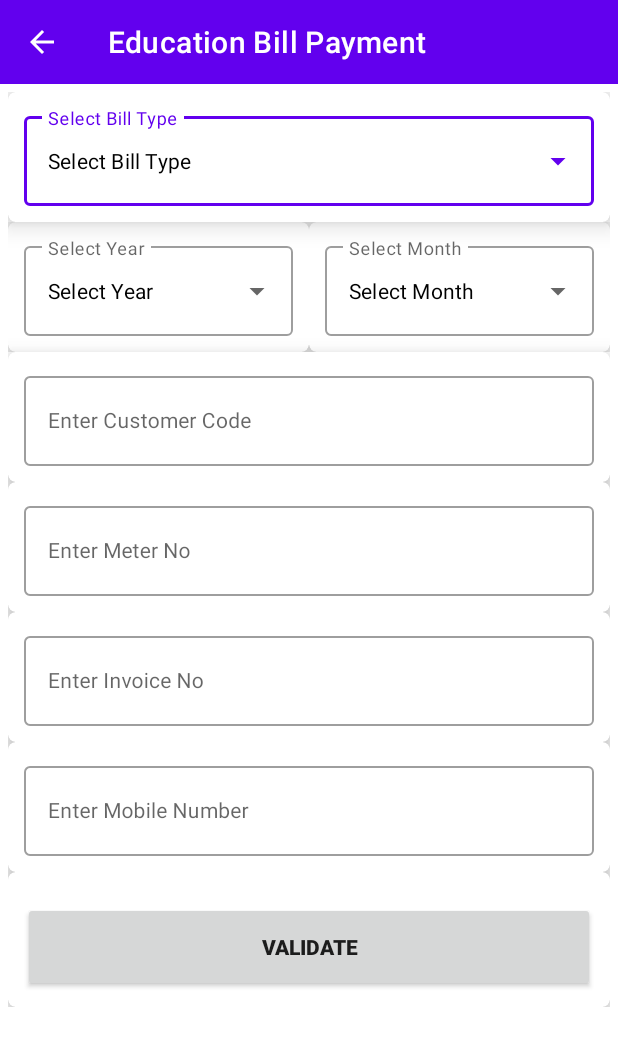
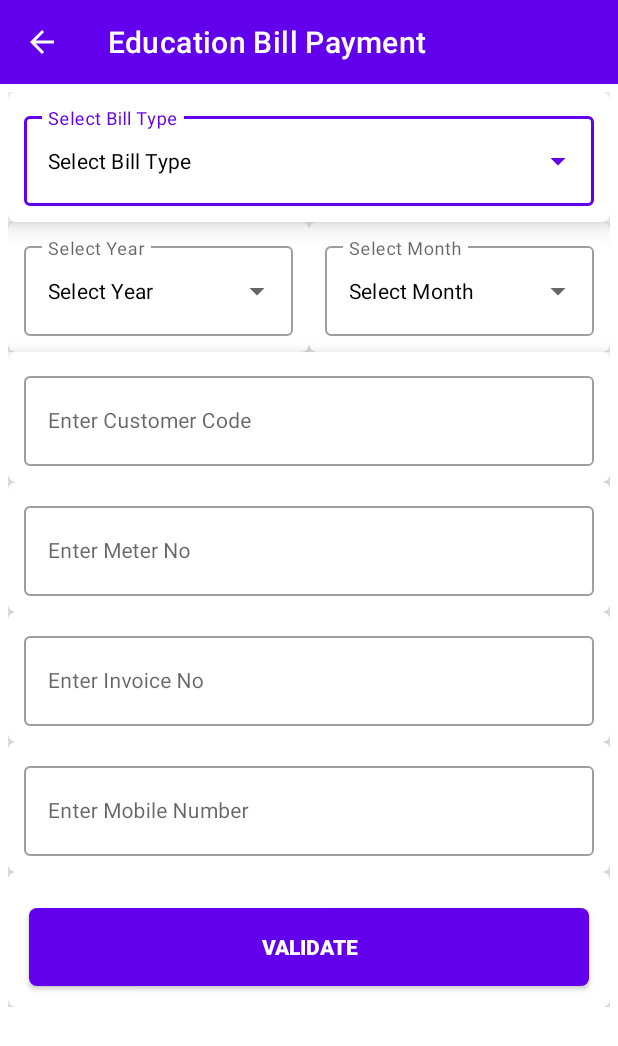
Before and after one commit to emonrait/Dynamic-Utility, an Android app: the EductaionBillPayment screen opened directly, with no data from a screen before it, on a phone screen of 412 x 824 dp. Shown: the top 1046 px of the screen. Run offline under Robolectric (Android 15) with nearby library versions, the light colour scheme and no system bars.

Commit message:
update module

```diff
--- a/app/src/main/res/layout/electricity_input_layout.xml
+++ b/app/src/main/res/layout/electricity_input_layout.xml
@@ -243,8 +243,10 @@
             android:layout_marginTop="@dimen/margin_20"
             android:layout_marginRight="@dimen/margin_10"
             android:layout_marginBottom="@dimen/margin_10"
+            android:background="@drawable/bt_background_rounded_green"
             android:padding="@dimen/padding_5"
             android:text="@string/validate"
+            android:textColor="@color/white"
             android:textStyle="bold" />
 
 
--- a/app/src/main/res/layout/gas_input_layout.xml
+++ b/app/src/main/res/layout/gas_input_layout.xml
@@ -282,8 +282,10 @@
                     android:layout_marginTop="@dimen/margin_20"
                     android:layout_marginRight="@dimen/margin_10"
                     android:layout_marginBottom="@dimen/margin_10"
+                    android:background="@drawable/bt_background_rounded_green"
                     android:padding="@dimen/padding_5"
                     android:text="@string/validate"
+                    android:textColor="@color/white"
                     android:textStyle="bold" />
 
 
--- a/app/src/main/res/layout/insurance_input_layout.xml
+++ b/app/src/main/res/layout/insurance_input_layout.xml
@@ -172,8 +172,10 @@
                     android:layout_marginTop="@dimen/margin_20"
                     android:layout_marginRight="@dimen/margin_10"
                     android:layout_marginBottom="@dimen/margin_10"
+                    android:background="@drawable/bt_background_rounded_green"
                     android:padding="@dimen/padding_5"
                     android:text="@string/validate"
+                    android:textColor="@color/white"
                     android:textStyle="bold" />
 
 
--- a/app/src/main/res/layout/internet_input_layout.xml
+++ b/app/src/main/res/layout/internet_input_layout.xml
@@ -250,8 +250,10 @@
                     android:layout_marginTop="@dimen/margin_20"
                     android:layout_marginRight="@dimen/margin_10"
                     android:layout_marginBottom="@dimen/margin_10"
+                    android:background="@drawable/bt_background_rounded_green"
                     android:padding="@dimen/padding_5"
                     android:text="@string/validate"
+                    android:textColor="@color/white"
                     android:textStyle="bold" />
 
 
--- a/app/src/main/res/layout/wasa_input_layout.xml
+++ b/app/src/main/res/layout/wasa_input_layout.xml
@@ -243,8 +243,10 @@
             android:layout_marginTop="@dimen/margin_20"
             android:layout_marginRight="@dimen/margin_10"
             android:layout_marginBottom="@dimen/margin_10"
+            android:background="@drawable/bt_background_rounded_green"
             android:padding="@dimen/padding_5"
             android:text="@string/validate"
+            android:textColor="@color/white"
             android:textStyle="bold" />
 
 
```
